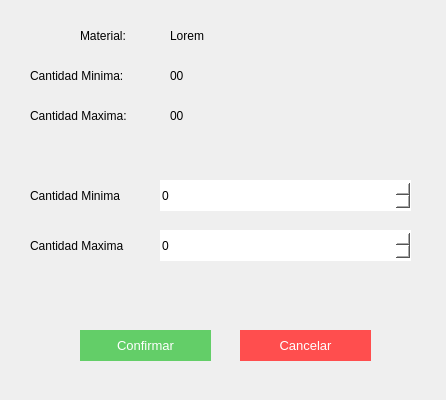
AlemFernandez786/Scabox, file Pantallas UI/Materiales/modificacion max-min stock/modificacionMaxMin.ui: the form before one commit.
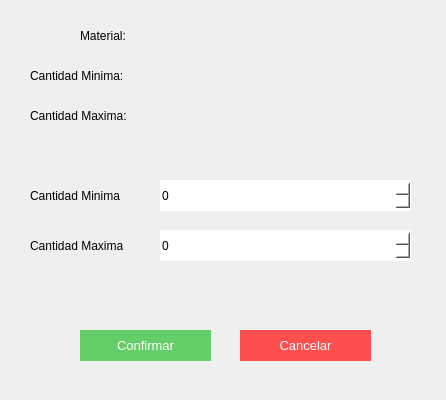
The form after the commit.

```diff
--- a/Pantallas UI/Materiales/modificacion max-min stock/modificacionMaxMin.ui
+++ b/Pantallas UI/Materiales/modificacion max-min stock/modificacionMaxMin.ui
@@ -78,7 +78,7 @@
 text-align:center;</string>
    </property>
    <property name="text">
-    <string>Lorem</string>
+    <string/>
    </property>
   </widget>
   <widget class="QLabel" name="ma_label_2">
@@ -95,7 +95,7 @@
 text-align:center;</string>
    </property>
    <property name="text">
-    <string>00</string>
+    <string/>
    </property>
   </widget>
   <widget class="QLabel" name="ma_label_3">
@@ -112,7 +112,7 @@
 text-align:center;</string>
    </property>
    <property name="text">
-    <string>00</string>
+    <string/>
    </property>
   </widget>
   <widget class="QLabel" name="label_10">
```
Left out of the diff: 16 changed lines with no effect on the pictures.
